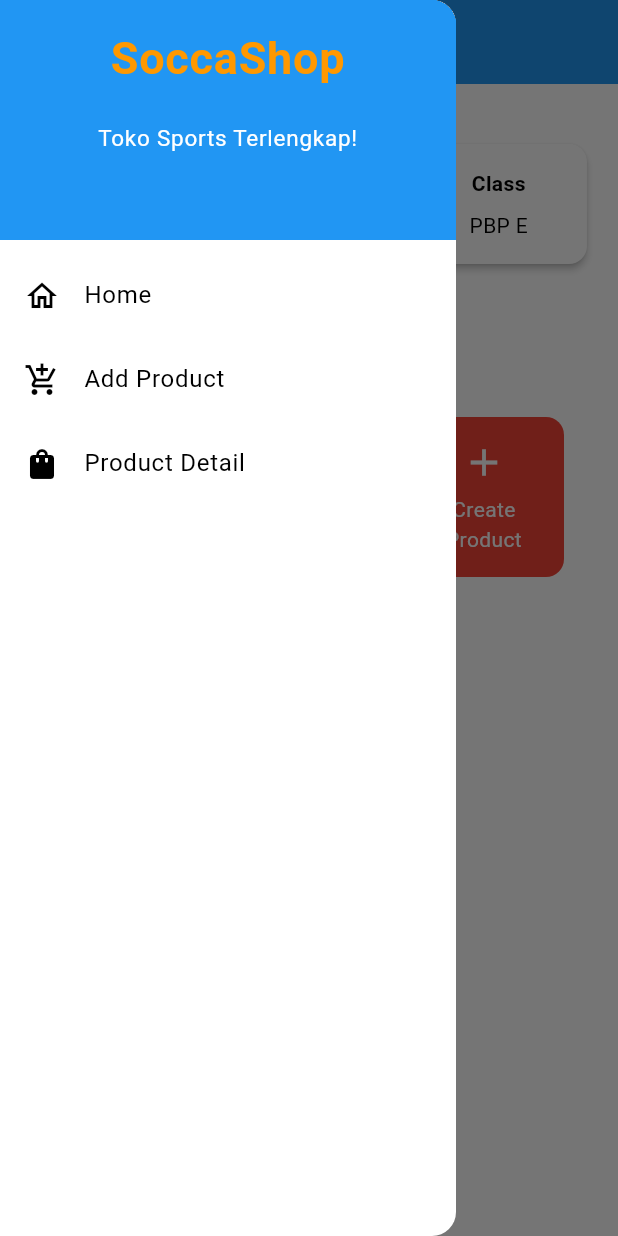
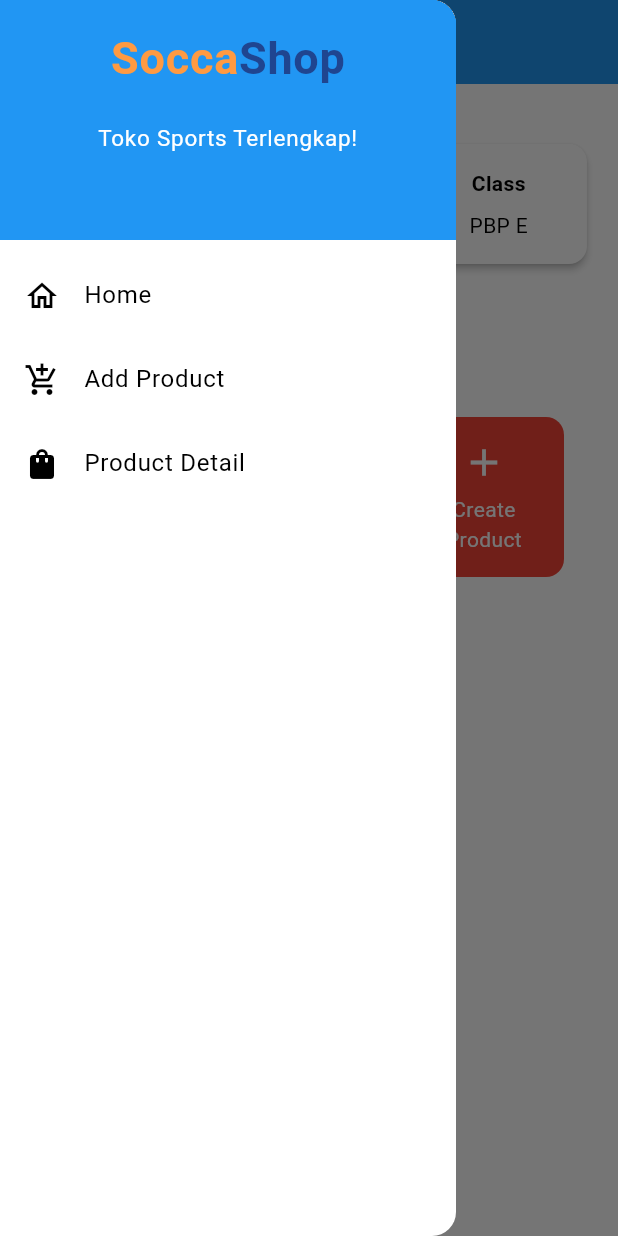
Before and after one commit to tawhyuu/SoccaShop-Mobile, a Flutter app: the screen it shows after launch, with the side drawer open, on a phone screen of 412 x 824 dp. Run offline on Flutter 3.47's test engine with Material 3 defaults, Android fonts, the phone set to English and light mode, and no system bars.

Commit message:
Update app title to 'SoccaShop' and enhance left drawer header styling

```diff
--- a/lib/main.dart
+++ b/lib/main.dart
@@ -12,7 +12,7 @@ class MyApp extends StatelessWidget {
   Widget build(BuildContext context) {
     return MaterialApp(
       // Widget 1
-      title: 'Football Shop',
+      title: 'SoccaShop',
       theme: ThemeData(
         colorScheme: ColorScheme.fromSwatch(
           primarySwatch: Colors.blue,
--- a/lib/widgets/left_drawer.dart
+++ b/lib/widgets/left_drawer.dart
@@ -14,14 +14,28 @@ class LeftDrawer extends StatelessWidget {
             decoration: BoxDecoration(color: Colors.blue),
             child: Column(
               children: [
+                Row(
+                  mainAxisAlignment: MainAxisAlignment.center,
+                  children: [
                     Text(
-                  'SoccaShop',
+                      'Socca',
                       textAlign: TextAlign.center,
                       style: TextStyle(
                         fontSize: 30,
                         fontWeight: FontWeight.bold,
-                    color: Colors.orange,
+                        color: Color(0xFFFF9A42),
                       ),
+                    ),
+                    Text(
+                      'Shop',
+                      textAlign: TextAlign.center,
+                      style: TextStyle(
+                        fontSize: 30,
+                        fontWeight: FontWeight.bold,
+                        color: Color(0xFF1F4590), // dark blue
+                      ),
+                    ),
+                  ],
                 ),
                 Padding(padding: EdgeInsets.all(10)),
                 Text(
```
Lines whose indentation alone changed are shown as unchanged.
